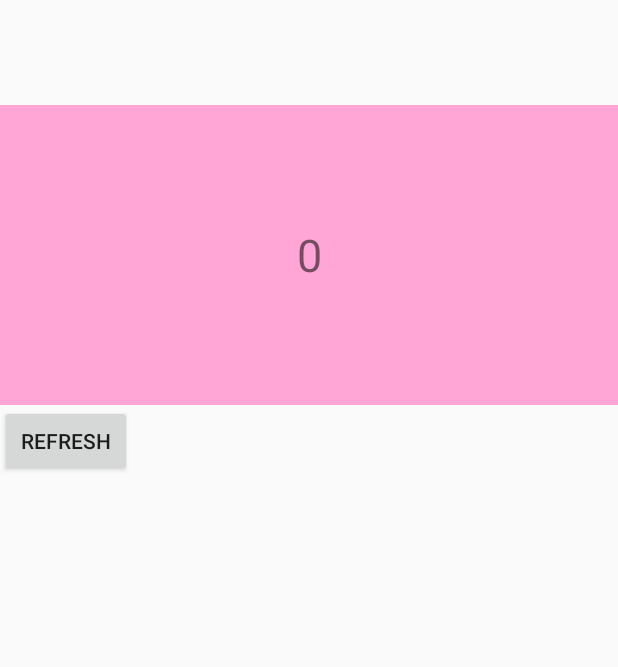
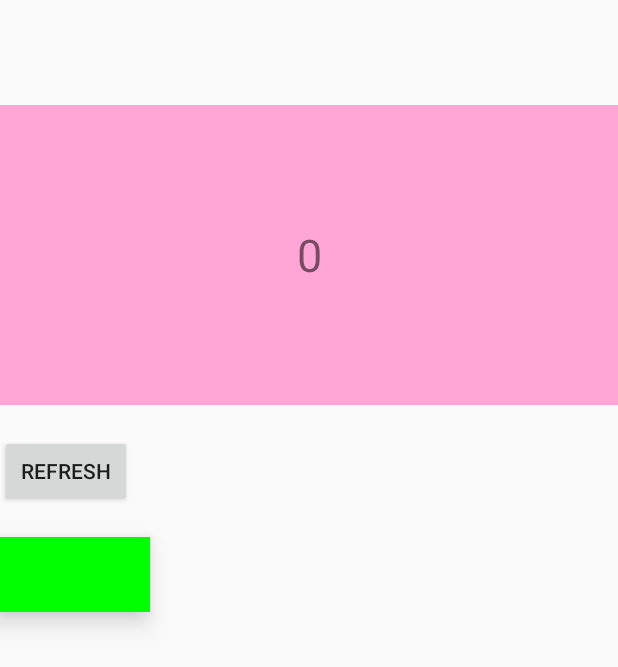
Before and after one commit to mikeiansky/ApiBaseDemo, an Android app: the BannerActivity screen opened directly, with no data from a screen before it, on a phone screen of 412 x 824 dp. Shown: the top 667 px of the screen. Run offline under Robolectric (Android 15) with nearby library versions, the phone set to English and light mode, and no system bars; libraries missing offline, so code that uses them is left out: com.facebook.drawee; pictures from the network do not load; 42 statements that could not run were skipped.

Commit message:
添加层叠布局方式;

```diff
--- a/app/src/main/java/com/winson/apibasedemo/view/AldViewPager.java
+++ b/app/src/main/java/com/winson/apibasedemo/view/AldViewPager.java
@@ -21,7 +21,7 @@ public class AldViewPager extends ViewPager {
     private InnerAdapter mAdapter;
     private PagerAdapter mOriginAdapter;
     private int mIndex = 1;
-    private int mDuration = 1000*60*60;
+    private int mDuration = 1000*3;
     private Handler mHandler;
     private AldPagerIndicator mPagerIndicator;
 
--- a/app/src/main/res/layout/act_banner.xml
+++ b/app/src/main/res/layout/act_banner.xml
@@ -20,6 +20,14 @@
         android:id="@+id/refresh"
         android:layout_width="wrap_content"
         android:layout_height="wrap_content"
+        android:layout_marginTop="20dp"
         android:text="refresh" />
 
+    <ImageView
+        android:background="#00ff00"
+        android:layout_width="100dp"
+        android:layout_height="50dp"
+        android:layout_marginTop="20dp"
+        android:elevation="10dp" />
+
 </LinearLayout>
```
